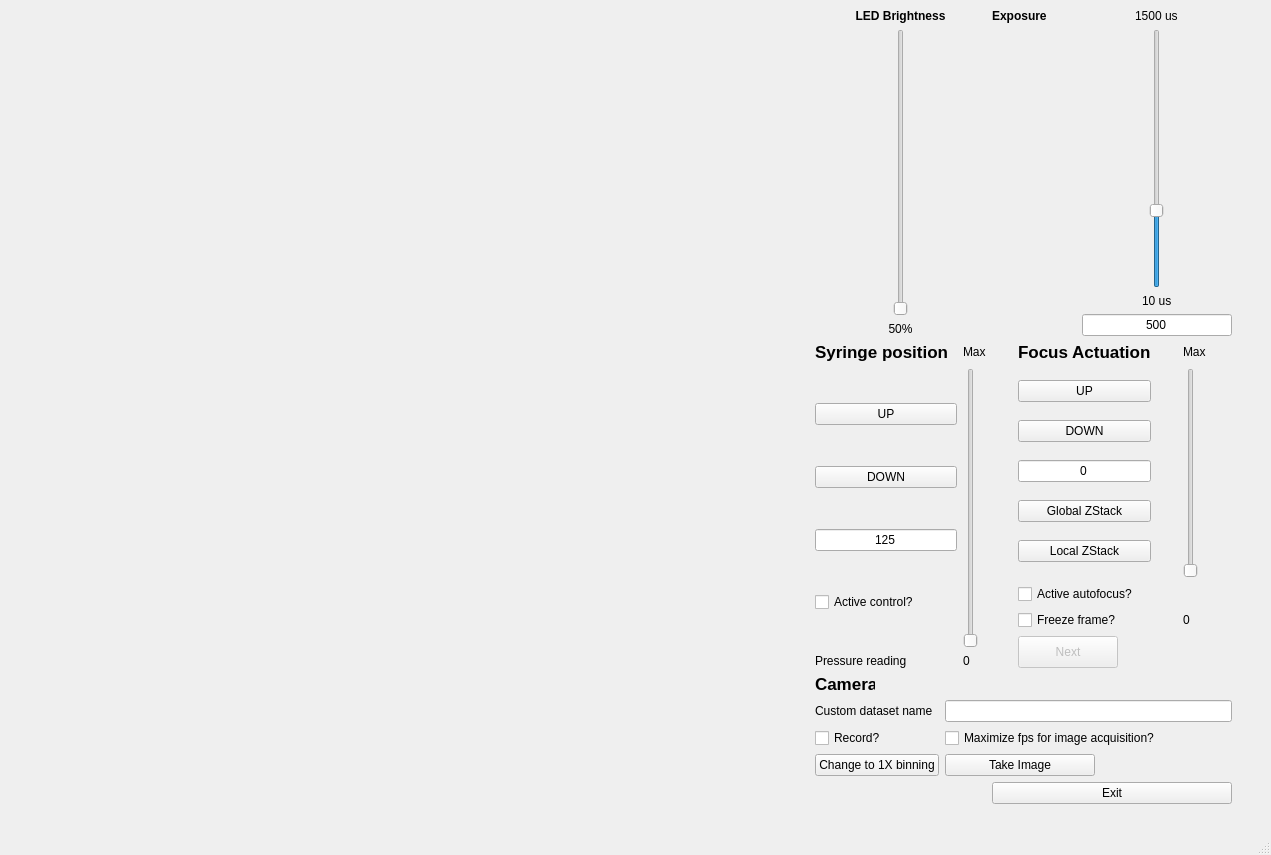
Old version of the form ulc_mm_package/QtGUI/liveview.ui in the repository czbiohub-sf/ulc-malaria-scope.
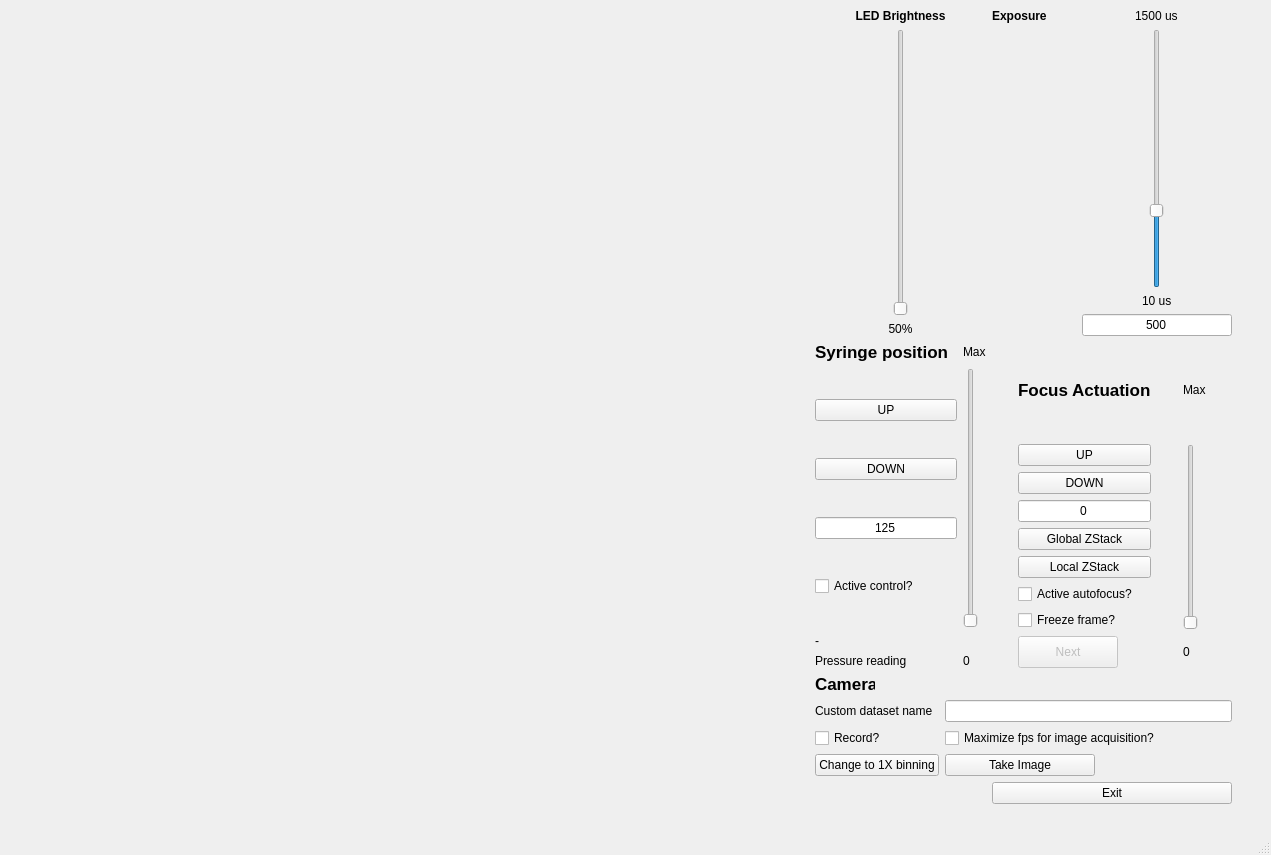
New version of the form. Custom widgets are drawn as their Qt base class.

```diff
--- a/ulc_mm_package/QtGUI/liveview.ui
+++ b/ulc_mm_package/QtGUI/liveview.ui
@@ -214,7 +214,7 @@
           </property>
          </widget>
         </item>
-        <item row="2" column="1">
+        <item row="3" column="1">
          <widget class="QLabel" name="lblMinFlow">
           <property name="maximumSize">
            <size>
@@ -227,7 +227,7 @@
           </property>
          </widget>
         </item>
-        <item row="2" column="0">
+        <item row="3" column="0">
          <widget class="QLabel" name="lblPressure">
           <property name="maximumSize">
            <size>
@@ -240,6 +240,13 @@
           </property>
          </widget>
         </item>
+        <item row="2" column="0">
+         <widget class="QLabel" name="lblTargetPressure">
+          <property name="text">
+           <string>-</string>
+          </property>
+         </widget>
+        </item>
        </layout>
       </item>
       <item row="0" column="2">
@@ -458,13 +465,6 @@
       </item>
       <item row="1" column="2">
        <layout class="QGridLayout" name="gridLayout_3">
-        <item row="3" column="4">
-         <widget class="QLabel" name="lblFocusMin">
-          <property name="text">
-           <string>0</string>
-          </property>
-         </widget>
-        </item>
         <item row="3" column="1">
          <widget class="QCheckBox" name="chkBoxFreeze">
           <property name="minimumSize">
@@ -533,28 +533,6 @@
           </property>
          </widget>
         </item>
-        <item row="1" column="4">
-         <widget class="QSlider" name="vsFocus">
-          <property name="minimum">
-           <number>0</number>
-          </property>
-          <property name="maximum">
-           <number>1500</number>
-          </property>
-          <property name="singleStep">
-           <number>10</number>
-          </property>
-          <property name="value">
-           <number>0</number>
-          </property>
-          <property name="sliderPosition">
-           <number>0</number>
-          </property>
-          <property name="orientation">
-           <enum>Qt::Vertical</enum>
-          </property>
-         </widget>
-        </item>
         <item row="1" column="1">
          <layout class="QVBoxLayout" name="verticalLayout_5">
           <item>
@@ -643,6 +621,35 @@
           </property>
          </widget>
         </item>
+        <item row="4" column="4">
+         <widget class="QLabel" name="lblFocusMin">
+          <property name="text">
+           <string>0</string>
+          </property>
+         </widget>
+        </item>
+        <item row="1" column="4" rowspan="3">
+         <widget class="QSlider" name="vsFocus">
+          <property name="minimum">
+           <number>0</number>
+          </property>
+          <property name="maximum">
+           <number>1500</number>
+          </property>
+          <property name="singleStep">
+           <number>10</number>
+          </property>
+          <property name="value">
+           <number>0</number>
+          </property>
+          <property name="sliderPosition">
+           <number>0</number>
+          </property>
+          <property name="orientation">
+           <enum>Qt::Vertical</enum>
+          </property>
+         </widget>
+        </item>
        </layout>
       </item>
       <item row="3" column="1">
```
